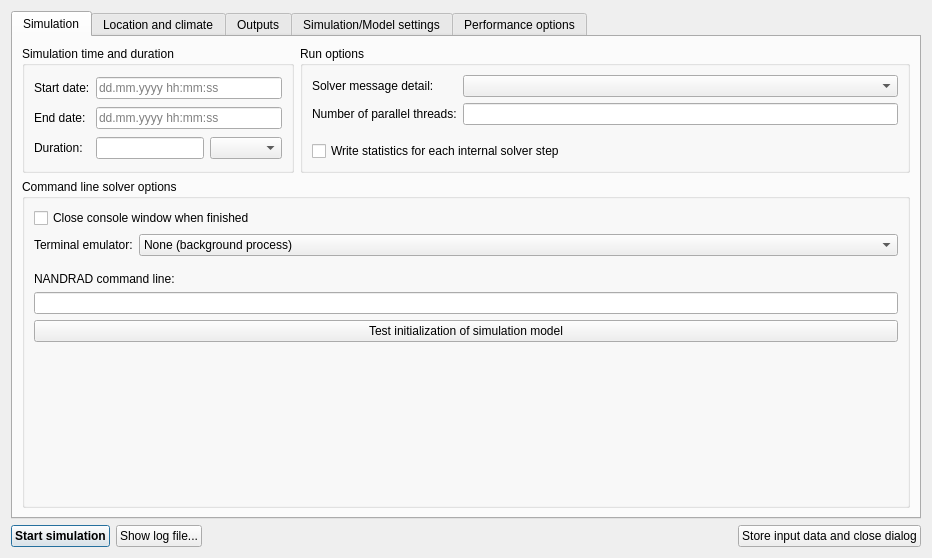
This is SIM-VICUS/src/SVSimulationStartNandrad.ui in ghorwin/SIM-VICUS as Qt 5 draws it before an edit. The edited form follows.
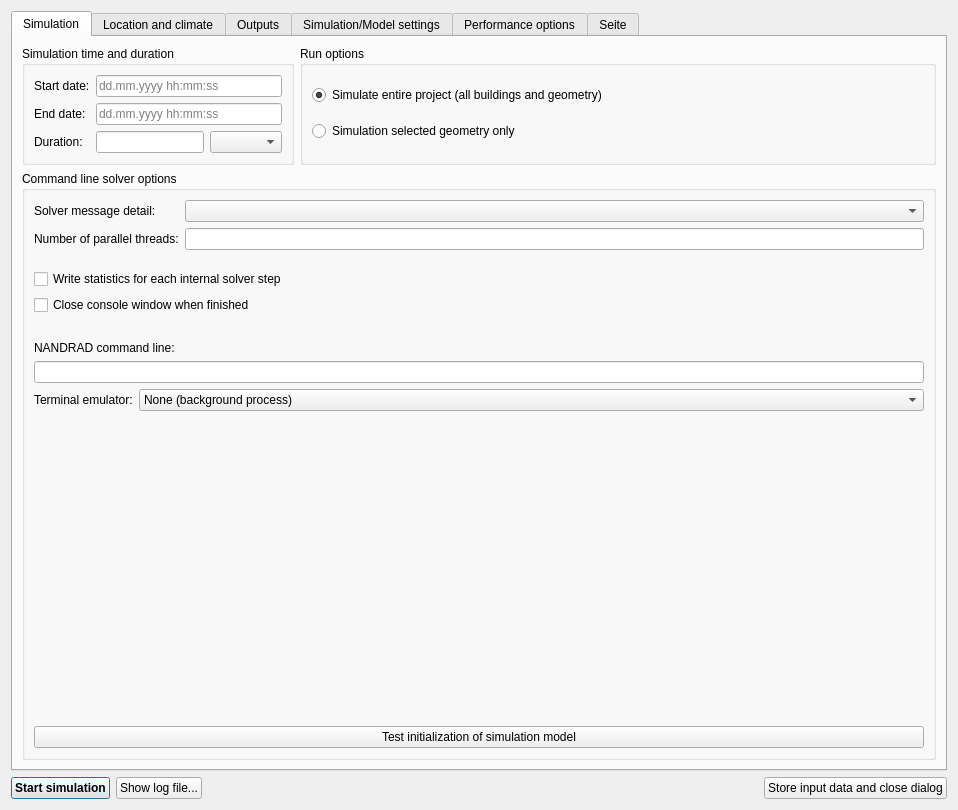
This is the edited form. Custom widgets are drawn as their Qt base class.

Commit message: Started merging solar radiation calculation into start simulation dialog.

Patch:
```diff
--- a/SIM-VICUS/src/SVSimulationStartNandrad.ui
+++ b/SIM-VICUS/src/SVSimulationStartNandrad.ui
@@ -6,15 +6,15 @@
    <rect>
     <x>0</x>
     <y>0</y>
-    <width>932</width>
-    <height>558</height>
+    <width>958</width>
+    <height>810</height>
    </rect>
   </property>
   <property name="windowTitle">
    <string>Start building energy simulation</string>
   </property>
-  <layout class="QGridLayout" name="gridLayout_2">
-   <item row="0" column="0">
+  <layout class="QVBoxLayout" name="verticalLayout">
+   <item>
     <widget class="QTabWidget" name="tabWidget">
      <property name="currentIndex">
       <number>0</number>
@@ -100,63 +100,42 @@
           <string>Run options</string>
          </property>
          <layout class="QGridLayout" name="gridLayout">
-          <item row="1" column="0">
-           <widget class="QLabel" name="label_3">
-            <property name="text">
-             <string>Number of parallel threads:</string>
-            </property>
-           </widget>
-          </item>
-          <item row="3" column="0" colspan="2">
-           <widget class="QCheckBox" name="checkBoxStepStats">
-            <property name="text">
-             <string>Write statistics for each internal solver step</string>
-            </property>
-           </widget>
-          </item>
           <item row="0" column="0">
-           <widget class="QLabel" name="label_2">
+           <widget class="QRadioButton" name="radioButtonEntireProject">
             <property name="text">
-             <string>Solver message detail:</string>
+             <string>Simulate entire project (all buildings and geometry)</string>
+            </property>
+            <property name="checked">
+             <bool>true</bool>
+            </property>
+           </widget>
+          </item>
+          <item row="1" column="0">
+           <widget class="QRadioButton" name="radioButtonSelectedGeometry">
+            <property name="text">
+             <string>Simulation selected geometry only</string>
+            </property>
+            <property name="checked">
+             <bool>false</bool>
             </property>
            </widget>
           </item>
           <item row="2" column="0">
-           <spacer name="verticalSpacer_2">
+           <spacer name="verticalSpacer_5">
             <property name="orientation">
              <enum>Qt::Vertical</enum>
             </property>
             <property name="sizeType">
-             <enum>QSizePolicy::Fixed</enum>
+             <enum>QSizePolicy::Preferred</enum>
             </property>
             <property name="sizeHint" stdset="0">
              <size>
               <width>20</width>
-              <height>10</height>
+              <height>0</height>
              </size>
             </property>
            </spacer>
           </item>
-          <item row="0" column="1">
-           <widget class="QComboBox" name="comboBoxVerboseLevel">
-            <property name="sizePolicy">
-             <sizepolicy hsizetype="Expanding" vsizetype="Fixed">
-              <horstretch>0</horstretch>
-              <verstretch>0</verstretch>
-             </sizepolicy>
-            </property>
-           </widget>
-          </item>
-          <item row="1" column="1">
-           <widget class="QtExt::ValidatingLineEdit" name="lineEditNumThreads">
-            <property name="sizePolicy">
-             <sizepolicy hsizetype="Expanding" vsizetype="Fixed">
-              <horstretch>0</horstretch>
-              <verstretch>0</verstretch>
-             </sizepolicy>
-            </property>
-           </widget>
-          </item>
          </layout>
         </widget>
        </item>
@@ -165,7 +144,68 @@
          <property name="title">
           <string>Command line solver options</string>
          </property>
-         <layout class="QVBoxLayout" name="verticalLayout">
+         <layout class="QVBoxLayout" name="verticalLayout_2">
+          <item>
+           <layout class="QGridLayout" name="gridLayout_2">
+            <item row="0" column="0">
+             <widget class="QLabel" name="label_2">
+              <property name="text">
+               <string>Solver message detail:</string>
+              </property>
+             </widget>
+            </item>
+            <item row="0" column="1">
+             <widget class="QComboBox" name="comboBoxVerboseLevel">
+              <property name="sizePolicy">
+               <sizepolicy hsizetype="Expanding" vsizetype="Fixed">
+                <horstretch>0</horstretch>
+                <verstretch>0</verstretch>
+               </sizepolicy>
+              </property>
+             </widget>
+            </item>
+            <item row="1" column="0">
+             <widget class="QLabel" name="label_3">
+              <property name="text">
+               <string>Number of parallel threads:</string>
+              </property>
+             </widget>
+            </item>
+            <item row="1" column="1">
+             <widget class="QtExt::ValidatingLineEdit" name="lineEditNumThreads">
+              <property name="sizePolicy">
+               <sizepolicy hsizetype="Expanding" vsizetype="Fixed">
+                <horstretch>0</horstretch>
+                <verstretch>0</verstretch>
+               </sizepolicy>
+              </property>
+             </widget>
+            </item>
+           </layout>
+          </item>
+          <item>
+           <spacer name="verticalSpacer_2">
+            <property name="orientation">
+             <enum>Qt::Vertical</enum>
+            </property>
+            <property name="sizeType">
+             <enum>QSizePolicy::Fixed</enum>
+            </property>
+            <property name="sizeHint" stdset="0">
+             <size>
+              <width>20</width>
+              <height>13</height>
+             </size>
+            </property>
+           </spacer>
+          </item>
+          <item>
+           <widget class="QCheckBox" name="checkBoxStepStats">
+            <property name="text">
+             <string>Write statistics for each internal solver step</string>
+            </property>
+           </widget>
+          </item>
           <item>
            <widget class="QCheckBox" name="checkBoxCloseConsoleWindow">
             <property name="text">
@@ -173,6 +213,36 @@
             </property>
            </widget>
           </item>
+          <item>
+           <spacer name="verticalSpacer_4">
+            <property name="orientation">
+             <enum>Qt::Vertical</enum>
+            </property>
+            <property name="sizeType">
+             <enum>QSizePolicy::Preferred</enum>
+            </property>
+            <property name="sizeHint" stdset="0">
+             <size>
+              <width>20</width>
+              <height>20</height>
+             </size>
+            </property>
+           </spacer>
+          </item>
+          <item>
+           <widget class="QLabel" name="label">
+            <property name="text">
+             <string>NANDRAD command line:</string>
+            </property>
+           </widget>
+          </item>
+          <item>
+           <widget class="QLineEdit" name="lineEditCmdLine">
+            <property name="readOnly">
+             <bool>true</bool>
+            </property>
+           </widget>
+          </item>
           <item>
            <layout class="QHBoxLayout" name="horizontalLayout_3">
             <item>
@@ -219,31 +289,14 @@
             <property name="orientation">
              <enum>Qt::Vertical</enum>
             </property>
-            <property name="sizeType">
-             <enum>QSizePolicy::Fixed</enum>
-            </property>
             <property name="sizeHint" stdset="0">
              <size>
               <width>20</width>
-              <height>10</height>
+              <height>40</height>
              </size>
             </property>
            </spacer>
           </item>
-          <item>
-           <widget class="QLabel" name="label">
-            <property name="text">
-             <string>NANDRAD command line:</string>
-            </property>
-           </widget>
-          </item>
-          <item>
-           <widget class="QLineEdit" name="lineEditCmdLine">
-            <property name="readOnly">
-             <bool>true</bool>
-            </property>
-           </widget>
-          </item>
           <item>
            <widget class="QPushButton" name="pushButtonTestInit">
             <property name="text">
@@ -251,19 +304,6 @@
             </property>
            </widget>
           </item>
-          <item>
-           <spacer name="verticalSpacer_4">
-            <property name="orientation">
-             <enum>Qt::Vertical</enum>
-            </property>
-            <property name="sizeHint" stdset="0">
-             <size>
-              <width>20</width>
-              <height>40</height>
-             </size>
-            </property>
-           </spacer>
-          </item>
          </layout>
         </widget>
        </item>
@@ -289,9 +329,14 @@
        <string>Performance options</string>
       </attribute>
      </widget>
+     <widget class="QWidget" name="tabShadingCalculation">
+      <attribute name="title">
+       <string>Seite</string>
+      </attribute>
+     </widget>
     </widget>
    </item>
-   <item row="1" column="0">
+   <item>
     <layout class="QHBoxLayout" name="horizontalLayout">
      <item>
       <widget class="QPushButton" name="pushButtonRun">
```
The commit also changes 1 other file.
